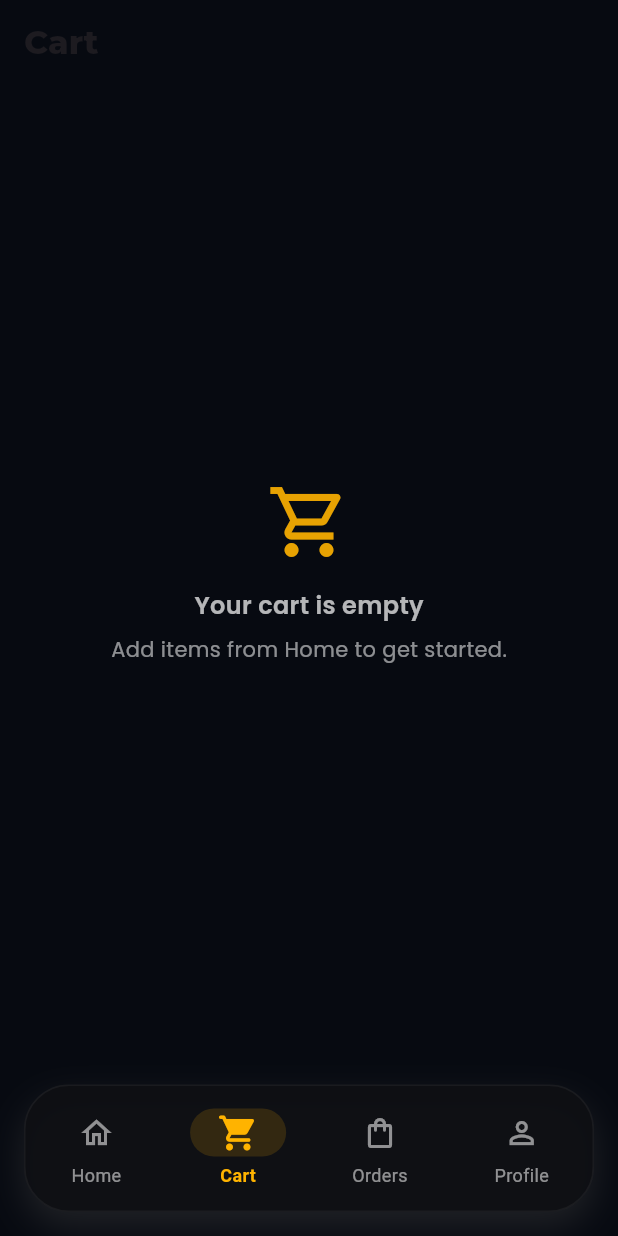
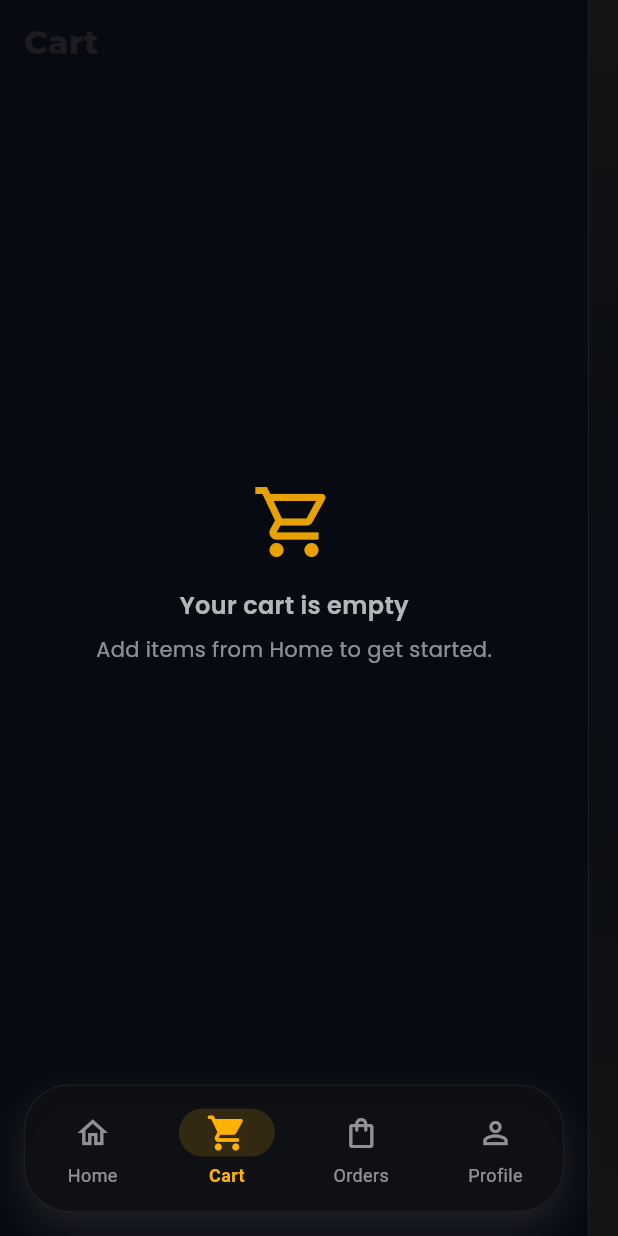
Before and after one commit to lehlakpa/firebaseXflutter, a Flutter app: the screen it shows once a user with an empty profile is signed in, item 2 of the bottom bar chosen, on a phone screen of 412 x 824 dp. Run offline on Flutter 3.47's test engine with Material 3 defaults, Android fonts, the phone set to English and light mode, and no system bars; our stand-ins replace cloud_firestore, firebase_auth, firebase_core, google_fonts; accounts and stored records are empty.

Commit message:
review items

```diff
--- /dev/null
+++ b/lib/core/responsive.dart
@@ -0,0 +1,63 @@
+import 'package:flutter/material.dart';
+
+class Responsive {
+  final BuildContext context;
+  const Responsive(this.context);
+
+  double get width => MediaQuery.sizeOf(context).width;
+  double get height => MediaQuery.sizeOf(context).height;
+  double get shortestSide => MediaQuery.sizeOf(context).shortestSide;
+
+  bool get isMobile => width < 600;
+  bool get isTablet => width >= 600 && width < 1100;
+  bool get isDesktop => width >= 1100;
+
+  /// Generic scaling for paddings/margins.
+  /// Example: padding = r.s(16)
+  double s(double value) {
+    final scale = isDesktop
+        ? 1.25
+        : isTablet
+        ? 1.15
+        : 1.0;
+    return value * scale;
+  }
+
+  /// Scale font size using textScaleFactor as well as width breakpoint.
+  double fs(double value) {
+    final t = MediaQuery.textScalerOf(context).scale(1.0);
+    final base = isDesktop
+        ? 1.1
+        : isTablet
+        ? 1.05
+        : 1.0;
+    return value * base * t;
+  }
+
+  /// Grid cross-axis count for product tiles.
+  int gridCrossAxisCount() {
+    if (isDesktop) return 3;
+    if (isTablet) return 2;
+    return 2;
+  }
+
+  /// Banner height based on device size.
+  double bannerHeight() {
+    if (isDesktop) return 260;
+    if (isTablet) return 230;
+    return 200;
+  }
+
+  /// Bottom navigation bar height.
+  double bottomNavHeight() {
+    if (isDesktop) return 80;
+    if (isTablet) return 78;
+    return 85;
+  }
+
+  /// Sticky search header height.
+  double stickyHeaderHeight() {
+    if (isDesktop) return 76;
+    return 80;
+  }
+}
--- a/lib/main.dart
+++ b/lib/main.dart
@@ -2,6 +2,7 @@ import 'package:flutter/material.dart';
 import 'package:firebase_core/firebase_core.dart';
 import 'firebase_options.dart';
 import 'pages/auth_wrapper.dart';
+import 'widgets/responsive_wrapper.dart';
 
 void main() async {
   WidgetsFlutterBinding.ensureInitialized();
@@ -21,6 +22,9 @@ class MyApp extends StatelessWidget {
         colorScheme: ColorScheme.fromSeed(seedColor: Colors.deepPurple),
         useMaterial3: true,
       ),
+      builder: (context, child) {
+        return ResponsiveWrapper(child: child!);
+      },
       home: const AuthWrapper(),
     );
   }
--- a/lib/pages/bottom_navigation.dart
+++ b/lib/pages/bottom_navigation.dart
@@ -4,6 +4,8 @@ import 'home_page.dart';
 import 'cart_page.dart'; // Ensure these exist
 import 'profile_page.dart';
 import 'order_page.dart';
+
+import '../core/responsive.dart';
 
 class BottomNavigationPage extends StatefulWidget {
   const BottomNavigationPage({super.key});
@@ -30,8 +32,9 @@ class _BottomNavigationPageState extends State<BottomNavigationPage> {
       backgroundColor: const Color(0xFF070A11),
       body: _pages[_currentIndex],
       bottomNavigationBar: Container(
-        height: 85,
-        margin: const EdgeInsets.all(16), // Floating effect
+        height: Responsive(context).bottomNavHeight(),
+        margin: EdgeInsets.all(Responsive(context).s(16)), // Floating effect
+
         decoration: BoxDecoration(
           color: const Color(0xF20E0F13), // Slate Midnight 95% opacity
           borderRadius: BorderRadius.circular(30),
--- a/lib/pages/cart_page.dart
+++ b/lib/pages/cart_page.dart
@@ -7,7 +7,9 @@ import '../models/product_model.dart';
 import '../models/order_model.dart';
 import '../services/firestore_service.dart';
 import '../widgets/status_dialog.dart';
+import '../widgets/fade_in_slide.dart';
 import 'order_page.dart';
+import '../core/responsive.dart';
 
 class CartPage extends StatefulWidget {
   const CartPage({super.key});
@@ -47,13 +49,14 @@ class _CartPageState extends State<CartPage> {
   Future<double> _getProductPrice(String productId) async {
     final doc = await _firestore.collection('products').doc(productId).get();
     if (!doc.exists) return 0;
-    final data = doc.data() as Map<String, dynamic>?;
+    final data = doc.data();
     final priceStr = data?['price']?.toString() ?? '0';
     return double.tryParse(priceStr) ?? 0;
   }
 
   @override
   Widget build(BuildContext context) {
+    final responsive = Responsive(context);
     const themeBg = Color(0xFF070A11);
     const cardBg = Color(0xFF121721);
     const accent = Color(0xFFFFB300);
@@ -69,6 +72,7 @@ class _CartPageState extends State<CartPage> {
         surfaceTintColor: themeBg,
       ),
       body: SafeArea(
+        child: FadeInSlide(
           child: StreamBuilder<User?>(
             stream: _auth.authStateChanges(),
             builder: (context, userSnap) {
@@ -145,20 +149,23 @@ class _CartPageState extends State<CartPage> {
                     slivers: [
                       SliverToBoxAdapter(
                         child: Padding(
-                        padding: const EdgeInsets.all(16.0),
+                          padding: EdgeInsets.symmetric(
+                            horizontal: responsive.s(20),
+                            vertical: responsive.s(16),
+                          ),
                           child: Text(
                             'Review Items',
                             style: GoogleFonts.montserrat(
                               color: Colors.white,
-                            fontSize: 18,
-                            fontWeight: FontWeight.bold,
+                              fontSize: responsive.fs(20),
+                              fontWeight: FontWeight.w800,
+                              letterSpacing: 1.1,
                             ),
                           ),
                         ),
                       ),
                       SliverList(
-                      delegate: SliverChildBuilderDelegate(
-                        (context, index) {
+                        delegate: SliverChildBuilderDelegate((context, index) {
                           final doc = cartDocs[index];
                           final data = doc.data();
                           final productId = (data['productId'] ?? doc.id)
@@ -167,7 +174,9 @@ class _CartPageState extends State<CartPage> {
                           final qty = quantity.toInt().clamp(1, 999);
 
                           return Padding(
-                            padding: const EdgeInsets.symmetric(horizontal: 16),
+                            padding: EdgeInsets.symmetric(
+                              horizontal: responsive.s(20),
+                            ),
                             child: _CartItemTile(
                               accent: accent,
                               cardBg: cardBg,
@@ -212,13 +221,16 @@ class _CartPageState extends State<CartPage> {
                               },
                             ),
                           );
-                        },
-                        childCount: cartDocs.length,
-                      ),
+                        }, childCount: cartDocs.length),
                       ),
                       SliverToBoxAdapter(
                         child: Padding(
-                        padding: const EdgeInsets.fromLTRB(16, 24, 16, 12),
+                          padding: EdgeInsets.fromLTRB(
+                            responsive.s(20),
+                            responsive.s(24),
+                            responsive.s(20),
+                            responsive.s(12),
+                          ),
                           child: Column(
                             crossAxisAlignment: CrossAxisAlignment.start,
                             children: [
@@ -226,8 +238,9 @@ class _CartPageState extends State<CartPage> {
                                 'Shipping Details',
                                 style: GoogleFonts.montserrat(
                                   color: Colors.white,
-                                fontSize: 18,
-                                fontWeight: FontWeight.bold,
+                                  fontSize: responsive.fs(20),
+                                  fontWeight: FontWeight.w800,
+                                  letterSpacing: 1.1,
                                 ),
                               ),
                               const SizedBox(height: 12),
@@ -285,10 +298,10 @@ class _CartPageState extends State<CartPage> {
                               List<OrderItem> orderItems = [];
                               for (var doc in cartDocs) {
                                 final data = doc.data();
-                              final productId =
-                                  (data['productId'] ?? doc.id).toString();
-                              final qty =
-                                  ((data['quantity'] ?? 1) as num).toInt();
+                                final productId = (data['productId'] ?? doc.id)
+                                    .toString();
+                                final qty = ((data['quantity'] ?? 1) as num)
+                                    .toInt();
 
                                 final productDoc = await _firestore
                                     .collection('products')
@@ -296,13 +309,15 @@ class _CartPageState extends State<CartPage> {
                                     .get();
                                 if (productDoc.exists) {
                                   final p = Product.fromFirestore(productDoc);
-                                orderItems.add(OrderItem(
+                                  orderItems.add(
+                                    OrderItem(
                                       productId: productId,
                                       title: p.title,
                                       image: p.image,
                                       quantity: qty,
                                       price: double.tryParse(p.price) ?? 0,
-                                ));
+                                    ),
+                                  );
                                 }
                               }
 
@@ -327,7 +342,7 @@ class _CartPageState extends State<CartPage> {
                                       'contactNumber': _phoneController.text,
                                     }, SetOptions(merge: true));
 
-                              if (!mounted) return;
+                                if (!context.mounted) return;
                                 StatusDialog.show(
                                   context,
                                   isSuccess: true,
@@ -344,7 +359,7 @@ class _CartPageState extends State<CartPage> {
                                   },
                                 );
                               } catch (e) {
-                              if (!mounted) return;
+                                if (!context.mounted) return;
                                 StatusDialog.show(
                                   context,
                                   isSuccess: false,
@@ -361,6 +376,7 @@ class _CartPageState extends State<CartPage> {
                 },
               );
             },
+          ),
         ),
       ),
     );
@@ -478,7 +494,7 @@ class _CartItemTile extends StatelessWidget {
               ),
             ),
           ),
-          const SizedBox(width: 12),
+          const SizedBox(width: 8),
           Expanded(
             child: Column(
               crossAxisAlignment: CrossAxisAlignment.start,
@@ -537,71 +553,62 @@ class _CartItemTile extends StatelessWidget {
                   },
                 ),
                 const SizedBox(height: 10),
-                Row(
-                  children: [
                 Container(
-                      padding: const EdgeInsets.symmetric(
-                        horizontal: 6,
-                        vertical: 4,
-                      ),
+                  padding: const EdgeInsets.all(4),
                   decoration: BoxDecoration(
-                        color: Colors.white10,
-                        borderRadius: BorderRadius.circular(12),
+                    color: Colors.white.withAlpha(15),
+                    borderRadius: BorderRadius.circular(14),
                     border: Border.all(color: const Color(0x1AFFFFFF)),
                   ),
                   child: Row(
                     mainAxisSize: MainAxisSize.min,
                     children: [
-                          IconButton(
-                            padding: EdgeInsets.zero,
-                            constraints: const BoxConstraints(
-                              minWidth: 30,
-                              minHeight: 30,
-                            ),
-                            icon: Icon(Icons.remove, color: accent),
-                            onPressed: onDecrement,
-                          ),
+                      _buildActionBtn(Icons.remove, onDecrement, accent),
                       Padding(
-                            padding: const EdgeInsets.symmetric(horizontal: 8),
+                        padding: const EdgeInsets.symmetric(horizontal: 6),
                         child: Text(
                           quantity.toString(),
                           style: GoogleFonts.poppins(
                             fontWeight: FontWeight.w800,
                             color: Colors.white,
+                            fontSize: 13,
                           ),
                         ),
                       ),
+                      _buildActionBtn(Icons.add, onIncrement, accent),
+                      Container(
+                        height: 20,
+                        width: 1,
+                        margin: const EdgeInsets.symmetric(horizontal: 6),
+                        color: Colors.white10,
+                      ),
                       IconButton(
+                        constraints: const BoxConstraints(minWidth: 32, minHeight: 32),
                         padding: EdgeInsets.zero,
-                            constraints: const BoxConstraints(
-                              minWidth: 30,
-                              minHeight: 30,
+                        icon: const Icon(
+                          Icons.delete_outline_rounded,
+                          color: Colors.redAccent,
+                          size: 20,
                         ),
-                            icon: Icon(Icons.add, color: accent),
-                            onPressed: onIncrement,
-                          ),
-                        ],
-                      ),
-                    ),
-                    const Spacer(),
-                    TextButton.icon(
                         onPressed: onRemove,
-                      icon: const Icon(Icons.delete_outline, size: 18),
-                      label: Text(
-                        'Remove',
-                        style: GoogleFonts.poppins(
-                          color: Colors.redAccent,
-                          fontWeight: FontWeight.w600,
-                        ),
-                      ),
-                    ),
-                  ],
                       ),
                     ],
                   ),
                 ),
               ],
             ),
+          ),
+        ],
+      ),
+    );
+  }
+
+  Widget _buildActionBtn(IconData icon, VoidCallback onTap, Color accent) {
+    return IconButton(
+      constraints: const BoxConstraints(minWidth: 28, minHeight: 28),
+      padding: EdgeInsets.zero,
+      icon: Icon(icon, color: accent, size: 18),
+      onPressed: onTap,
     );
   }
 }
@@ -623,6 +630,7 @@ class _CartSummary extends StatelessWidget {
 
   @override
   Widget build(BuildContext context) {
+    final responsive = Responsive(context);
     return FutureBuilder<double>(
       future: _calcSubtotal(cartDocs, getProductPrice),
       builder: (context, snap) {
@@ -631,7 +639,7 @@ class _CartSummary extends StatelessWidget {
         final total = subtotal + shipping;
 
         return Container(
-          padding: const EdgeInsets.all(16),
+          padding: EdgeInsets.all(responsive.s(16)),
           decoration: BoxDecoration(
             color: cardBg,
             borderRadius: BorderRadius.circular(20),
--- a/lib/pages/order_page.dart
+++ b/lib/pages/order_page.dart
@@ -4,6 +4,7 @@ import 'package:firebase_auth/firebase_auth.dart';
 import 'package:intl/intl.dart';
 import '../models/order_model.dart';
 import '../services/firestore_service.dart';
+import '../widgets/fade_in_slide.dart';
 import 'order_tracking_page.dart';
 
 class OrderPage extends StatelessWidget {
@@ -26,7 +27,8 @@ class OrderPage extends StatelessWidget {
         backgroundColor: themeBg,
         surfaceTintColor: themeBg,
       ),
-      body: user == null
+      body: FadeInSlide(
+        child: user == null
             ? Center(
                 child: Text(
                   'Please log in to view orders',
@@ -184,6 +186,7 @@ class OrderPage extends StatelessWidget {
                   );
                 },
               ),
+      ),
     );
   }
 
--- a/lib/pages/register_page.dart
+++ b/lib/pages/register_page.dart
@@ -2,7 +2,6 @@ import 'package:flutter/material.dart';
 import '../../services/auth_service.dart';
 import '../../core/validators.dart';
 import '../widgets/status_dialog.dart';
-import 'login_page.dart';
 
 class RegisterPage extends StatefulWidget {
   const RegisterPage({super.key});
@@ -63,7 +62,8 @@ class _RegisterPageState extends State<RegisterPage> {
           context,
           isSuccess: true,
           title: 'Account Created',
-          message: 'Registration successful! Please verify your email before logging in.',
+          message:
+              'Registration successful! Please verify your email before logging in.',
           onConfirm: () => Navigator.pop(context),
         );
       }
--- /dev/null
+++ b/lib/widgets/fade_in_slide.dart
@@ -0,0 +1,68 @@
+import 'package:flutter/material.dart';
+
+class FadeInSlide extends StatefulWidget {
+  final Widget child;
+  final Duration duration;
+  final double slideOffset;
+
+  const FadeInSlide({
+    super.key,
+    required this.child,
+    this.duration = const Duration(milliseconds: 600),
+    this.slideOffset = 30.0,
+  });
+
+  @override
+  State<FadeInSlide> createState() => _FadeInSlideState();
+}
+
+class _FadeInSlideState extends State<FadeInSlide>
+    with SingleTickerProviderStateMixin {
+  late AnimationController _controller;
+  late Animation<double> _fadeAnimation;
+  late Animation<double> _slideAnimation;
+
+  @override
+  void initState() {
+    super.initState();
+    _controller = AnimationController(vsync: this, duration: widget.duration);
+
+    _fadeAnimation = CurvedAnimation(
+      parent: _controller,
+      curve: Curves.easeOut,
+    );
+
+    _slideAnimation = Tween<double>(
+      begin: widget.slideOffset,
+      end: 0,
+    ).animate(CurvedAnimation(
+      parent: _controller,
+      curve: Curves.easeOutCubic,
+    ));
+
+    _controller.forward();
+  }
+
+  @override
+  void dispose() {
+    _controller.dispose();
+    super.dispose();
+  }
+
+  @override
+  Widget build(BuildContext context) {
+    return AnimatedBuilder(
+      animation: _controller,
+      builder: (context, child) {
+        return Opacity(
+          opacity: _fadeAnimation.value,
+          child: Transform.translate(
+            offset: Offset(0, _slideAnimation.value),
+            child: child,
+          ),
+        );
+      },
+      child: widget.child,
+    );
+  }
+}
--- /dev/null
+++ b/lib/widgets/responsive_wrapper.dart
@@ -0,0 +1,79 @@
+import 'package:flutter/material.dart';
+import '../core/responsive.dart';
+
+class ResponsiveWrapper extends StatelessWidget {
+  final Widget child;
+  final bool showRightOverlay;
+
+  const ResponsiveWrapper({
+    super.key,
+    required this.child,
+    this.showRightOverlay = true,
+  });
+
+  @override
+  Widget build(BuildContext context) {
+    final responsive = Responsive(context);
+    final isLargeScreen = responsive.isDesktop || responsive.isTablet;
+    final overlayWidth = responsive.isDesktop ? 40.0 : (responsive.isTablet ? 30.0 : 20.0);
+
+    return Material(
+      color: const Color(0xFF070A11),
+      child: Stack(
+        children: [
+          // Main Content
+          Align(
+            alignment: Alignment.centerLeft,
+            child: ConstrainedBox(
+              constraints: BoxConstraints(
+                maxWidth: isLargeScreen ? 1200 : double.infinity,
+              ),
+              child: Padding(
+                padding: EdgeInsets.only(right: overlayWidth),
+                child: child,
+              ),
+            ),
+          ),
+
+          // Right Overlay (20px)
+          if (showRightOverlay)
+            Positioned(
+              right: 0,
+              top: 0,
+              bottom: 0,
+              width: overlayWidth,
+              child: Container(
+                decoration: BoxDecoration(
+                  color: Colors.white.withAlpha(5),
+                  border: const Border(
+                    left: BorderSide(color: Color(0x1AFFFFFF), width: 0.5),
+                  ),
+                ),
+                child: ClipRect(
+                  child: BackdropFilter(
+                    filter: ColorFilter.mode(
+                      Colors.black.withAlpha(20),
+                      BlendMode.darken,
+                    ),
+                    child: Container(
+                      decoration: BoxDecoration(
+                        gradient: LinearGradient(
+                          begin: Alignment.topCenter,
+                          end: Alignment.bottomCenter,
+                          colors: [
+                            const Color(0xFFFFB300).withAlpha(10),
+                            Colors.transparent,
+                            const Color(0xFFFFB300).withAlpha(10),
+                          ],
+                        ),
+                      ),
+                    ),
+                  ),
+                ),
+              ),
+            ),
+        ],
+      ),
+    );
+  }
+}
```
Also changed, not shown: lib/pages/details_screen.dart (+3 -12 lines), lib/pages/home_page.dart (+11 -7 lines), lib/pages/order_tracking_page.dart (+59 -22 lines), lib/pages/profile_page.dart (+14 -6 lines), lib/widgets/banner_slider.dart (+6 -1 lines). Lines whose indentation alone changed are shown as unchanged.
